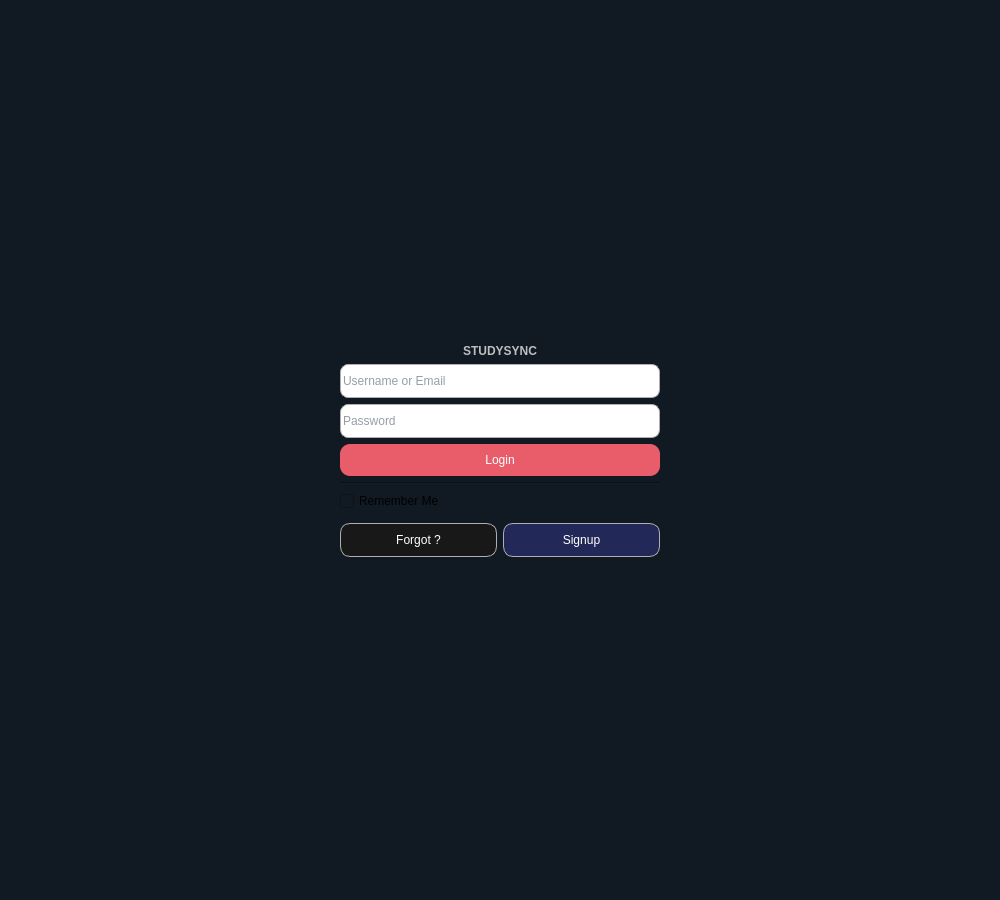
Old version of the form welcomescreen.ui in the repository annamairaj/StudySync.
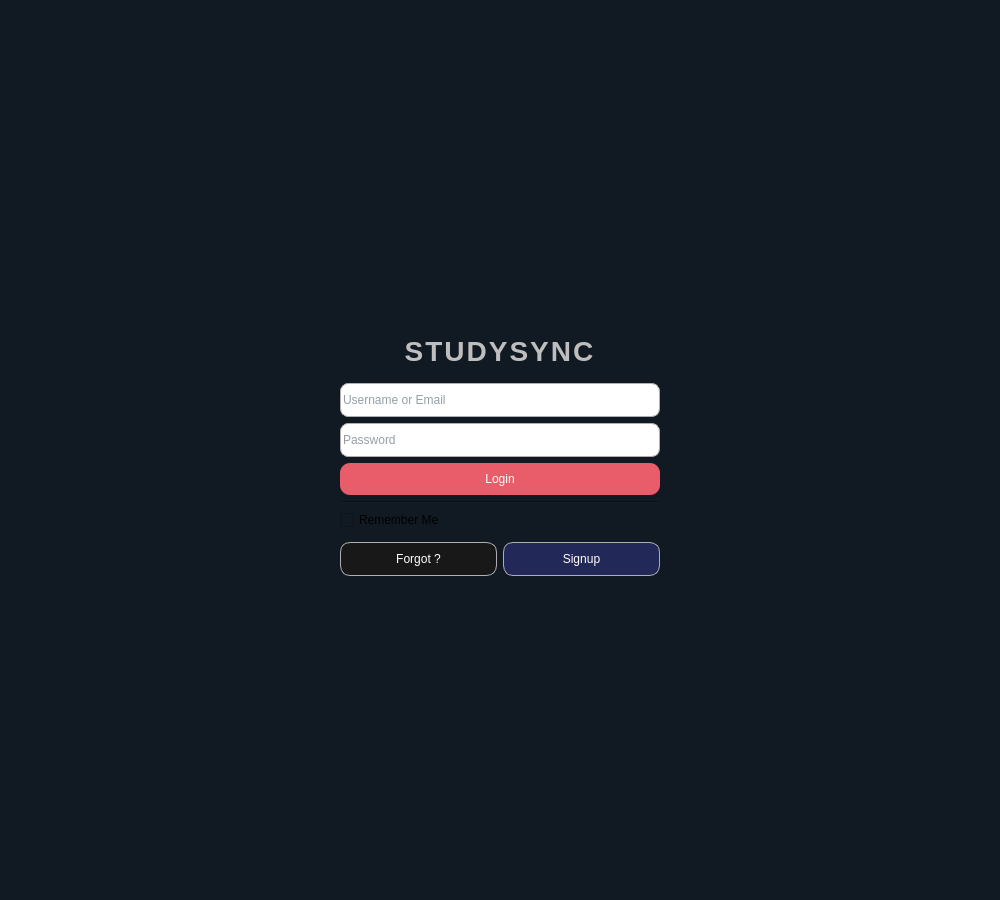
New version of the form.

Commit message: Added Glow Effect to Study Sync Title, and created Productivity Tracker page with new features

Diff of the .ui file:
```diff
--- a/welcomescreen.ui
+++ b/welcomescreen.ui
@@ -136,6 +136,22 @@
              <property name="enabled">
               <bool>false</bool>
              </property>
+             <property name="styleSheet">
+              <string notr="true">#studSyncMainTitle {
+    color: qlineargradient(
+        spread:pad, x1:0, y1:0, x2:1, y2:0,
+        stop:0 #ff4e50, stop:1 #8b0000
+    );
+    font-size: 28px;
+    font-weight: bold;
+    font-family: &quot;Courier New&quot;, &quot;Consolas&quot;, &quot;Monospace&quot;;
+    letter-spacing: 2px;
+    padding: 10px;
+    border: none;
+}
+
+</string>
+             </property>
              <property name="text">
               <string>STUDYSYNC</string>
              </property>
```
The commit also changes 16 other files.
